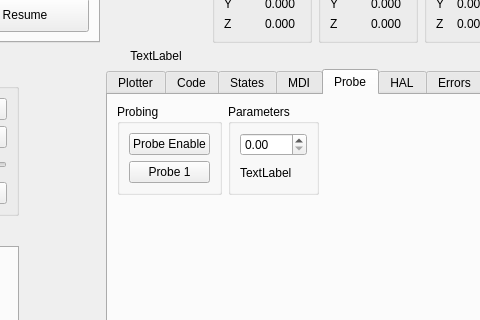
Above: examples/testgui/test.ui from jethornton/flexgui before the change; both pictures show x 193 to 673 and y 215 to 535 of the 869 by 766 pixel window. Below: the same form after it.
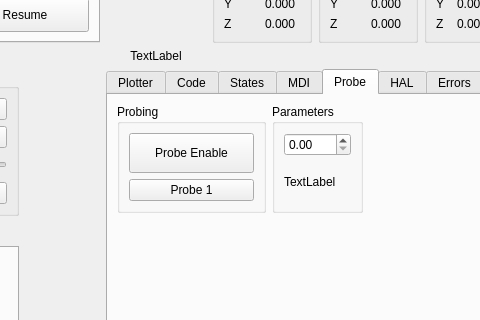
That is the form after the change. The open tabs and pages were chosen to show the change.

```diff
--- a/examples/testgui/test.ui
+++ b/examples/testgui/test.ui
@@ -585,6 +585,12 @@
           <layout class="QGridLayout" name="gridLayout_20">
            <item row="0" column="0">
             <widget class="QPushButton" name="probing_enable_pb">
+             <property name="minimumSize">
+              <size>
+               <width>125</width>
+               <height>40</height>
+              </size>
+             </property>
              <property name="text">
               <string>Probe Enable</string>
              </property>
```
Left out of the diff: 5 changed lines with no effect on the pictures.
